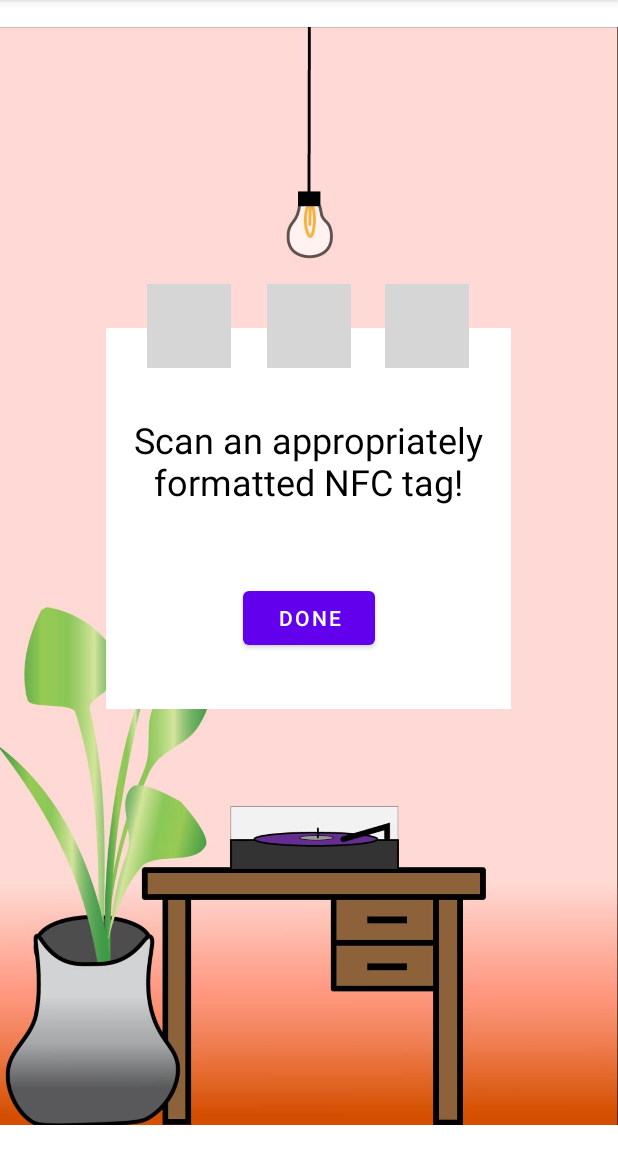
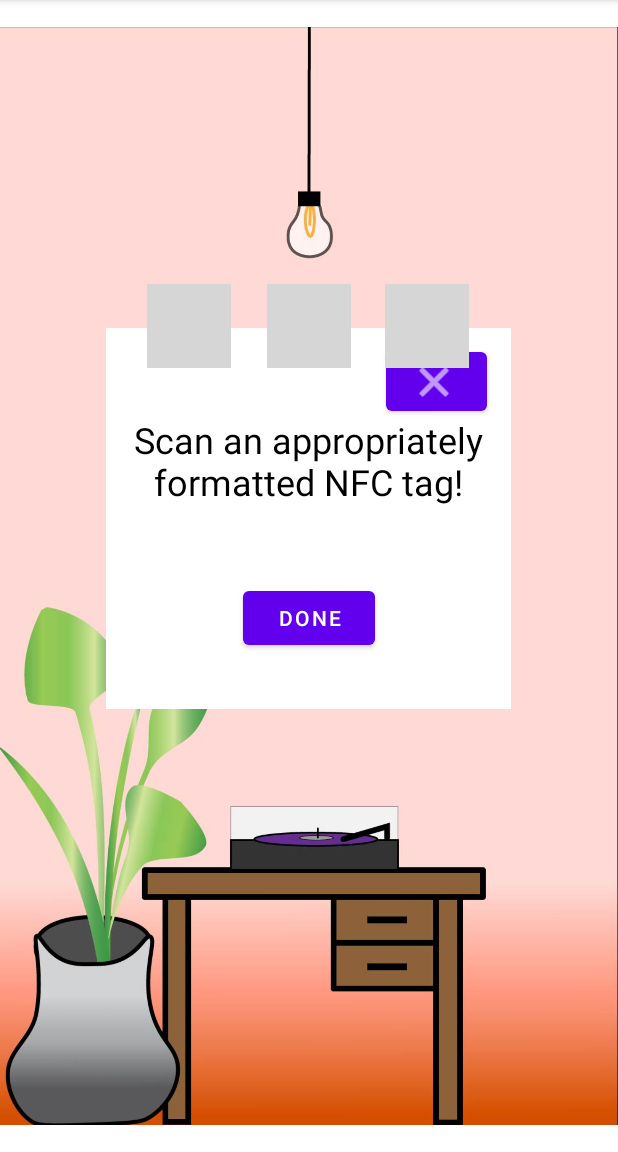
Before and after one commit to sastorer/VinylWallApp, an Android app: the screen it shows after launch (MainActivity), after a tap on an icon or button, on a phone screen of 412 x 824 dp, the part 84-1236 px from its top. Run offline under Robolectric (Android 15) with nearby library versions, the phone set to English and light mode, and no system bars; our stand-ins replace Picasso, Room's generated code; libraries missing offline, so code that uses them is left out: com.spotify.android; pictures from the network do not load; 2 statements that could not run were skipped; grey boxes are pictures that could not be loaded.

Commit message:
Added close button to add screen

```diff
--- a/src/app/src/main/java/com/example/litvinylwall/MainActivity.kt
+++ b/src/app/src/main/java/com/example/litvinylwall/MainActivity.kt
@@ -200,17 +200,15 @@ class MainActivity : AppCompatActivity() {
         val buttonDone = findViewById<Button>(R.id.button_done)
         val textViewScan = findViewById<TextView>(R.id.textView_scanTag)
         val constraintLayout = findViewById<ConstraintLayout>(R.id.constraintLayout_addAlbum)
+        val closeButton = findViewById<Button>(R.id.button_close)
         buttonAddAlbum.setOnClickListener {
             if (albumCount < 9) {
                 constraintLayout.visibility = VISIBLE
                 textViewScan.visibility = VISIBLE
                 buttonDone.visibility = VISIBLE
                 buttonDone.isClickable = true
-
-                if (albumCount == 8) {
-                    buttonAddAlbum.visibility = INVISIBLE
-                    buttonAddAlbum.isClickable = false
-                }
+                closeButton.isClickable = true
+                closeButton.visibility = VISIBLE
             }
         }
 
@@ -230,6 +228,14 @@ class MainActivity : AppCompatActivity() {
                 textViewScan.visibility = INVISIBLE
                 buttonDone.visibility = INVISIBLE
                 buttonDone.isClickable = false
+                closeButton.isClickable = false
+                closeButton.visibility = INVISIBLE
+
+                if (albumCount == 9) {
+                    buttonAddAlbum.visibility = INVISIBLE
+                    buttonAddAlbum.isClickable = false
+                }
+
             }
         }
 
@@ -525,6 +531,16 @@ class MainActivity : AppCompatActivity() {
             buttonAddAlbum.isClickable = true
             albumCount--
         }
+
+        closeButton.setOnClickListener {
+            constraintLayout.visibility = INVISIBLE
+            textViewScan.visibility = INVISIBLE
+            buttonDone.visibility = INVISIBLE
+            buttonDone.isClickable = false
+            closeButton.visibility = INVISIBLE
+            closeButton.isClickable = false
+
+        }
     }
 
     private fun initNFCAdapter() {
--- a/src/app/src/main/res/layout/activity_main.xml
+++ b/src/app/src/main/res/layout/activity_main.xml
@@ -361,6 +361,23 @@
         app:layout_constraintTop_toTopOf="parent"
         app:layout_constraintVertical_bias="1.0">
 
+        <Button
+            android:id="@+id/button_close"
+            android:layout_width="67dp"
+            android:layout_height="51dp"
+            android:layout_marginStart="195dp"
+            android:layout_marginTop="10dp"
+            android:layout_marginEnd="17dp"
+            android:layout_marginBottom="179dp"
+            android:visibility="invisible"
+            app:icon="@android:drawable/ic_menu_close_clear_cancel"
+            app:layout_constraintBottom_toBottomOf="parent"
+            app:layout_constraintEnd_toEndOf="parent"
+            app:layout_constraintHorizontal_bias="0.888"
+            app:layout_constraintStart_toStartOf="parent"
+            app:layout_constraintTop_toTopOf="parent"
+            app:layout_constraintVertical_bias="0.0" />
+
         <TextView
             android:id="@+id/textView_scanTag"
             android:layout_width="235dp"
```
